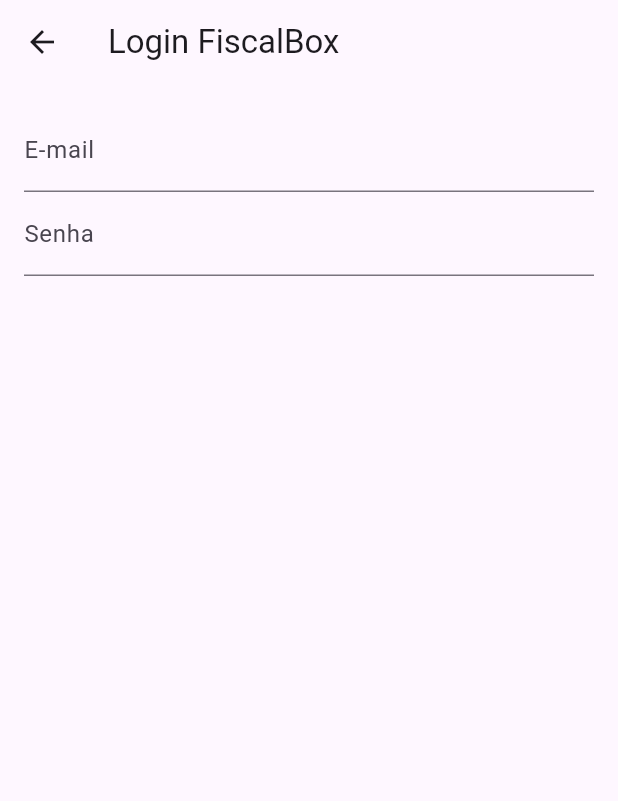
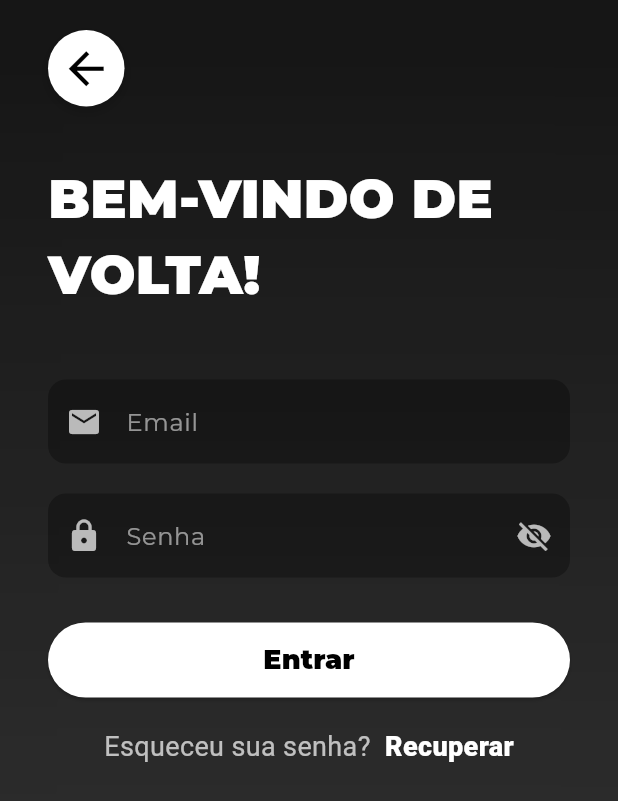
Before and after one commit to gui-bvr/projeto-portifolio-FiscalBox, a Flutter app: the LoginPage screen opened by its route, on a phone screen of 412 x 824 dp. Shown: the top 801 px of the screen. Run offline on Flutter 3.47's test engine with Material 3 defaults, Android fonts, the phone set to English and light mode, and no system bars; our stand-ins replace flutter_dotenv, get, get_storage, mask_text_input_formatter, supabase_flutter; accounts and stored records are empty; project files that could hold a hidden picture were left out.

Commit message:
Adição e correção da tela de login

```diff
--- a/lib/app_routes.dart
+++ b/lib/app_routes.dart
@@ -1,5 +1,5 @@
 import 'package:get/get.dart';
-import 'login_page.dart';
+import 'modules/login_screens/login_page.dart';
 import 'home_page.dart';
 import 'modules/login_screens/welcome_page.dart';
 import 'modules/login_screens/register_page.dart';
--- a/lib/controllers/auth_controller.dart
+++ b/lib/controllers/auth_controller.dart
@@ -1,5 +1,6 @@
 import 'package:get/get.dart';
 import 'package:supabase_flutter/supabase_flutter.dart';
+import '../../themes/app_snackbar.dart';
 
 class AuthController extends GetxController {
   final supabase = Supabase.instance.client;
@@ -19,12 +20,13 @@
       );
 
       if (response.user == null) {
-        Get.snackbar('Erro', 'Verifique seu e-mail para confirmar a conta');
+        AppSnackbar.error('Verifique seu e-mail para confirmar a conta');
       } else {
+        AppSnackbar.success('Cadastro realizado com sucesso!');
         Get.offAllNamed('/home');
       }
     } catch (e) {
-      Get.snackbar('Erro ao registrar', e.toString());
+      AppSnackbar.error('Erro ao registrar: ${e.toString()}');
     } finally {
       isLoading.value = false;
     }
@@ -33,10 +35,20 @@
   Future<void> signIn(String email, String password) async {
     try {
       isLoading.value = true;
-      await supabase.auth.signInWithPassword(email: email, password: password);
-      Get.offAllNamed('/home');
+
+      final response = await Supabase.instance.client.auth
+          .signInWithPassword(email: email, password: password);
+
+      if (response.user != null) {
+        AppSnackbar.success('Login realizado com sucesso');
+        Get.offAllNamed('/home');
+      } else {
+        AppSnackbar.error('Erro: usuário retornado como null');
+      }
+    } on AuthException catch (e) {
+      AppSnackbar.error('AuthException: ${e.message}');
     } catch (e) {
-      Get.snackbar('Erro ao entrar', e.toString());
+      AppSnackbar.error('Erro desconhecido: ${e.toString()}');
     } finally {
       isLoading.value = false;
     }
--- a/lib/home_page.dart
+++ b/lib/home_page.dart
@@ -1,4 +1,6 @@
 import 'package:flutter/material.dart';
+import 'package:supabase_flutter/supabase_flutter.dart';
+import 'package:get/get.dart';
 
 class HomePage extends StatelessWidget {
   @override
@@ -18,9 +20,13 @@
         elevation: 0,
         centerTitle: false,
         actions: [
-          Padding(
-            padding: EdgeInsets.only(right: 16),
-            child: Icon(Icons.menu, color: Colors.black),
+          IconButton(
+            icon: Icon(Icons.logout, color: Colors.black),
+            tooltip: 'Sair',
+            onPressed: () async {
+              await Supabase.instance.client.auth.signOut();
+              Get.offAllNamed('/login');
+            },
           ),
         ],
       ),
--- a/lib/login_page.dart
+++ /dev/null
@@ -1,30 +0,0 @@
-import 'package:flutter/material.dart';
-
-class LoginPage extends StatelessWidget {
-  final emailController = TextEditingController();
-  final passwordController = TextEditingController();
-
-  @override
-  Widget build(BuildContext context) {
-    return Scaffold(
-      appBar: AppBar(title: Text('Login FiscalBox')),
-      body: Padding(
-        padding: const EdgeInsets.all(16.0),
-        child: Column(
-          children: [
-            TextField(
-              controller: emailController,
-              decoration: InputDecoration(labelText: 'E-mail'),
-            ),
-            TextField(
-              controller: passwordController,
-              decoration: InputDecoration(labelText: 'Senha'),
-              obscureText: true,
-            ),
-            SizedBox(height: 20),
-          ],
-        ),
-      ),
-    );
-  }
-}
--- /dev/null
+++ b/lib/modules/login_screens/login_page.dart
@@ -0,0 +1,210 @@
+import 'dart:ui';
+import 'package:flutter/material.dart';
+import 'package:get/get.dart';
+import 'package:supabase_flutter/supabase_flutter.dart';
+import '../../../../themes/app_snackbar.dart';
+
+class LoginPage extends StatefulWidget {
+  const LoginPage({super.key});
+
+  @override
+  State<LoginPage> createState() => _LoginPageState();
+}
+
+class _LoginPageState extends State<LoginPage> {
+  final _emailController = TextEditingController();
+  final _passwordController = TextEditingController();
+
+  bool _obscurePassword = true;
+
+  void _login() async {
+    final email = _emailController.text.trim();
+    final password = _passwordController.text;
+
+    if (email.isEmpty || password.isEmpty) {
+      AppSnackbar.error('Preencha todos os campos');
+      return;
+    }
+
+    final emailRegex = RegExp(r'^[\w-\.]+@([\w-]+\.)+[\w-]{2,}$');
+    if (!emailRegex.hasMatch(email)) {
+      AppSnackbar.error('Email inválido, ou conta não registrada');
+      return;
+    }
+
+    try {
+      final response = await Supabase.instance.client.auth
+          .signInWithPassword(email: email, password: password);
+
+      if (response.user != null) {
+        AppSnackbar.success('Login realizado com sucesso');
+        Get.offAllNamed('/home');
+      } else {
+        AppSnackbar.error('Credenciais inválidas');
+      }
+    } catch (e) {
+      AppSnackbar.error('Erro ao entrar: ${e.toString()}');
+    }
+  }
+
+  @override
+  Widget build(BuildContext context) {
+    return Scaffold(
+      body: Stack(
+        children: [
+          Container(
+            decoration: BoxDecoration(
+              gradient: LinearGradient(
+                colors: const [
+                  Color(0xFF1A1A1A),
+                  Color.fromARGB(255, 69, 69, 69)
+                ],
+                begin: Alignment.topCenter,
+                end: Alignment.bottomCenter,
+              ),
+            ),
+          ),
+          BackdropFilter(
+            filter: ImageFilter.blur(sigmaX: 20, sigmaY: 20),
+            child: Container(color: Colors.black.withOpacity(0.2)),
+          ),
+          SafeArea(
+            child: SingleChildScrollView(
+              padding: const EdgeInsets.symmetric(horizontal: 32, vertical: 20),
+              child: Column(
+                crossAxisAlignment: CrossAxisAlignment.start,
+                children: [
+                  _buildBackButton(),
+                  const SizedBox(height: 35),
+                  const Text(
+                    'BEM-VINDO DE VOLTA!',
+                    style: TextStyle(
+                      fontFamily: 'Montserrat',
+                      fontSize: 36,
+                      fontWeight: FontWeight.w900,
+                      color: Colors.white,
+                    ),
+                  ),
+                  const SizedBox(height: 45),
+                  _buildTextField(
+                    controller: _emailController,
+                    icon: Icons.email,
+                    hint: 'Email',
+                  ),
+                  const SizedBox(height: 20),
+                  _buildTextField(
+                    controller: _passwordController,
+                    icon: Icons.lock,
+                    hint: 'Senha',
+                    obscure: _obscurePassword,
+                    suffixIcon: IconButton(
+                      icon: Icon(
+                        _obscurePassword
+                            ? Icons.visibility_off
+                            : Icons.visibility,
+                        color: Colors.white70,
+                      ),
+                      onPressed: () =>
+                          setState(() => _obscurePassword = !_obscurePassword),
+                    ),
+                  ),
+                  const SizedBox(height: 30),
+                  SizedBox(
+                    width: double.infinity,
+                    height: 50,
+                    child: ElevatedButton(
+                      onPressed: _login,
+                      style: ElevatedButton.styleFrom(
+                        backgroundColor: Colors.white,
+                        foregroundColor: Colors.black,
+                        shape: RoundedRectangleBorder(
+                          borderRadius: BorderRadius.circular(30),
+                        ),
+                      ),
+                      child: const Text(
+                        'Entrar',
+                        style: TextStyle(
+                          fontFamily: 'Montserrat',
+                          fontSize: 18,
+                          fontWeight: FontWeight.w800,
+                        ),
+                      ),
+                    ),
+                  ),
+                  const SizedBox(height: 20),
+                  Center(
+                    child: GestureDetector(
+                      onTap: () => Get.toNamed('/forgotten'),
+                      child: Text.rich(
+                        TextSpan(
+                          text: 'Esqueceu sua senha? ',
+                          style: const TextStyle(
+                              color: Colors.white70, fontSize: 18),
+                          children: const [
+                            TextSpan(
+                              text: ' Recuperar',
+                              style: TextStyle(
+                                color: Colors.white,
+                                fontWeight: FontWeight.w800,
+                                fontSize: 18,
+                              ),
+                            ),
+                          ],
+                        ),
+                      ),
+                    ),
+                  ),
+                ],
+              ),
+            ),
+          ),
+        ],
+      ),
+    );
+  }
+
+  Widget _buildTextField({
+    required TextEditingController controller,
+    required IconData icon,
+    required String hint,
+    bool obscure = false,
+    Widget? suffixIcon,
+  }) {
+    return TextField(
+      controller: controller,
+      obscureText: obscure,
+      style: const TextStyle(fontFamily: 'Montserrat', color: Colors.white),
+      decoration: InputDecoration(
+        prefixIcon: Icon(icon, color: Colors.white70),
+        suffixIcon: suffixIcon,
+        hintText: hint,
+        hintStyle: const TextStyle(color: Colors.white54),
+        filled: true,
+        fillColor: Colors.black.withOpacity(0.3),
+        border: OutlineInputBorder(
+          borderRadius: BorderRadius.circular(12),
+          borderSide: BorderSide.none,
+        ),
+      ),
+    );
+  }
+
+  Widget _buildBackButton() {
+    return Container(
+      decoration: BoxDecoration(
+        color: Colors.white,
+        shape: BoxShape.circle,
+        boxShadow: [
+          BoxShadow(
+            color: Colors.black.withOpacity(0.2),
+            blurRadius: 6,
+            offset: const Offset(0, 3),
+          ),
+        ],
+      ),
+      child: IconButton(
+          icon: Icon(Icons.arrow_back, color: Colors.black, size: 35),
+          onPressed: () => Get.toNamed('/welcome')),
+    );
+  }
+}
--- a/lib/modules/login_screens/register_page.dart
+++ b/lib/modules/login_screens/register_page.dart
@@ -351,9 +351,8 @@
         ],
       ),
       child: IconButton(
-        icon: const Icon(Icons.arrow_back, color: Colors.black, size: 35),
-        onPressed: () => Get.back(),
-      ),
+          icon: const Icon(Icons.arrow_back, color: Colors.black, size: 35),
+          onPressed: () => Get.toNamed('/welcome')),
     );
   }
 }
--- a/lib/modules/login_screens/welcome_page.dart
+++ b/lib/modules/login_screens/welcome_page.dart
@@ -68,7 +68,9 @@
                     width: double.infinity,
                     height: 50,
                     child: ElevatedButton(
-                      onPressed: () {},
+                      onPressed: () {
+                        Get.toNamed('/login');
+                      },
                       style: ElevatedButton.styleFrom(
                         backgroundColor: Colors.white,
                         foregroundColor: Colors.black,
```
